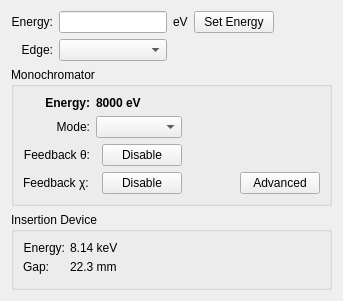
spc-group/firefly, file firefly/energy.ui: the form before one commit.
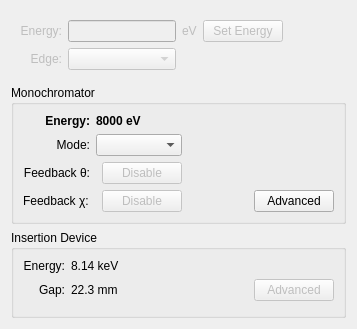
The form after the commit. Custom widgets are drawn as their Qt base class.

Commit message: Energy display with some basic functionality.

The edit to the form file:
```diff
--- a/firefly/energy.ui
+++ b/firefly/energy.ui
@@ -6,8 +6,8 @@
    <rect>
     <x>0</x>
     <y>0</y>
-    <width>343</width>
-    <height>301</height>
+    <width>357</width>
+    <height>324</height>
    </rect>
   </property>
   <property name="windowTitle">
@@ -15,9 +15,19 @@
   </property>
   <layout class="QVBoxLayout" name="verticalLayout">
    <item>
+    <widget class="QWidget" name="widget" native="true">
+     <property name="enabled">
+      <bool>false</bool>
+     </property>
+     <layout class="QHBoxLayout" name="horizontalLayout_4">
+      <item>
     <layout class="QGridLayout" name="gridLayout">
      <item row="0" column="1">
-      <widget class="QLineEdit" name="lineEdit"/>
+         <widget class="QLineEdit" name="lineEdit">
+          <property name="enabled">
+           <bool>false</bool>
+          </property>
+         </widget>
      </item>
      <item row="0" column="2">
       <widget class="QLabel" name="label_6">
@@ -27,12 +37,16 @@
       </widget>
      </item>
      <item row="2" column="1">
-      <widget class="QComboBox" name="comboBox"/>
+         <widget class="QComboBox" name="comboBox">
+          <property name="enabled">
+           <bool>false</bool>
+          </property>
+         </widget>
      </item>
      <item row="0" column="3">
       <widget class="QPushButton" name="pushButton">
        <property name="enabled">
-        <bool>true</bool>
+           <bool>false</bool>
        </property>
        <property name="text">
         <string>Set Energy</string>
@@ -74,8 +88,14 @@
      </item>
     </layout>
    </item>
+     </layout>
+    </widget>
+   </item>
    <item>
     <widget class="QGroupBox" name="groupBox">
+     <property name="enabled">
+      <bool>true</bool>
+     </property>
      <property name="sizePolicy">
       <sizepolicy hsizetype="Minimum" vsizetype="Preferred">
        <horstretch>0</horstretch>
@@ -122,7 +142,7 @@
           <item>
            <widget class="PyDMPushButton" name="PyDMPushButton_2">
             <property name="enabled">
-             <bool>true</bool>
+             <bool>false</bool>
             </property>
             <property name="toolTip">
              <string/>
@@ -162,7 +182,7 @@
           <item>
            <widget class="PyDMPushButton" name="PyDMPushButton">
             <property name="enabled">
-             <bool>true</bool>
+             <bool>false</bool>
             </property>
             <property name="toolTip">
              <string/>
@@ -244,7 +264,10 @@
          </widget>
         </item>
         <item row="3" column="3">
-         <widget class="QPushButton" name="pushButton_2">
+         <widget class="QPushButton" name="mono_caqtdm_button">
+          <property name="enabled">
+           <bool>true</bool>
+          </property>
           <property name="text">
            <string>Advanced</string>
           </property>
@@ -281,45 +304,10 @@
      </property>
      <layout class="QVBoxLayout" name="verticalLayout_3">
       <item>
-       <layout class="QFormLayout" name="formLayout_2">
-        <property name="horizontalSpacing">
+       <layout class="QGridLayout" name="gridLayout_4">
+        <property name="bottomMargin">
          <number>5</number>
         </property>
-        <property name="verticalSpacing">
-         <number>5</number>
-        </property>
-        <item row="0" column="0">
-         <widget class="QLabel" name="label_3">
-          <property name="font">
-           <font>
-            <weight>50</weight>
-            <bold>false</bold>
-           </font>
-          </property>
-          <property name="text">
-           <string>Energy:</string>
-          </property>
-          <property name="alignment">
-           <set>Qt::AlignRight|Qt::AlignTrailing|Qt::AlignVCenter</set>
-          </property>
-         </widget>
-        </item>
-        <item row="1" column="0">
-         <widget class="QLabel" name="label_4">
-          <property name="font">
-           <font>
-            <weight>50</weight>
-            <bold>false</bold>
-           </font>
-          </property>
-          <property name="text">
-           <string>Gap:</string>
-          </property>
-          <property name="alignment">
-           <set>Qt::AlignRight|Qt::AlignTrailing|Qt::AlignVCenter</set>
-          </property>
-         </widget>
-        </item>
         <item row="0" column="1">
          <widget class="PyDMLabel" name="PyDMLabel">
           <property name="font">
@@ -358,6 +346,61 @@
           </property>
          </widget>
         </item>
+        <item row="0" column="0">
+         <widget class="QLabel" name="label_3">
+          <property name="font">
+           <font>
+            <weight>50</weight>
+            <bold>false</bold>
+           </font>
+          </property>
+          <property name="text">
+           <string>Energy:</string>
+          </property>
+          <property name="alignment">
+           <set>Qt::AlignRight|Qt::AlignTrailing|Qt::AlignVCenter</set>
+          </property>
+         </widget>
+        </item>
+        <item row="1" column="0">
+         <widget class="QLabel" name="label_4">
+          <property name="font">
+           <font>
+            <weight>50</weight>
+            <bold>false</bold>
+           </font>
+          </property>
+          <property name="text">
+           <string>Gap:</string>
+          </property>
+          <property name="alignment">
+           <set>Qt::AlignRight|Qt::AlignTrailing|Qt::AlignVCenter</set>
+          </property>
+         </widget>
+        </item>
+        <item row="1" column="3">
+         <widget class="QPushButton" name="id_caqtdm_button">
+          <property name="enabled">
+           <bool>false</bool>
+          </property>
+          <property name="text">
+           <string>Advanced</string>
+          </property>
+         </widget>
+        </item>
+        <item row="1" column="2">
+         <spacer name="horizontalSpacer_3">
+          <property name="orientation">
+           <enum>Qt::Horizontal</enum>
+          </property>
+          <property name="sizeHint" stdset="0">
+           <size>
+            <width>40</width>
+            <height>20</height>
+           </size>
+          </property>
+         </spacer>
+        </item>
        </layout>
       </item>
      </layout>
```
Left out of the diff: 15 changed lines with no effect on the pictures. Lines whose indentation alone changed are shown as unchanged. The commit also changes 4 other files.
